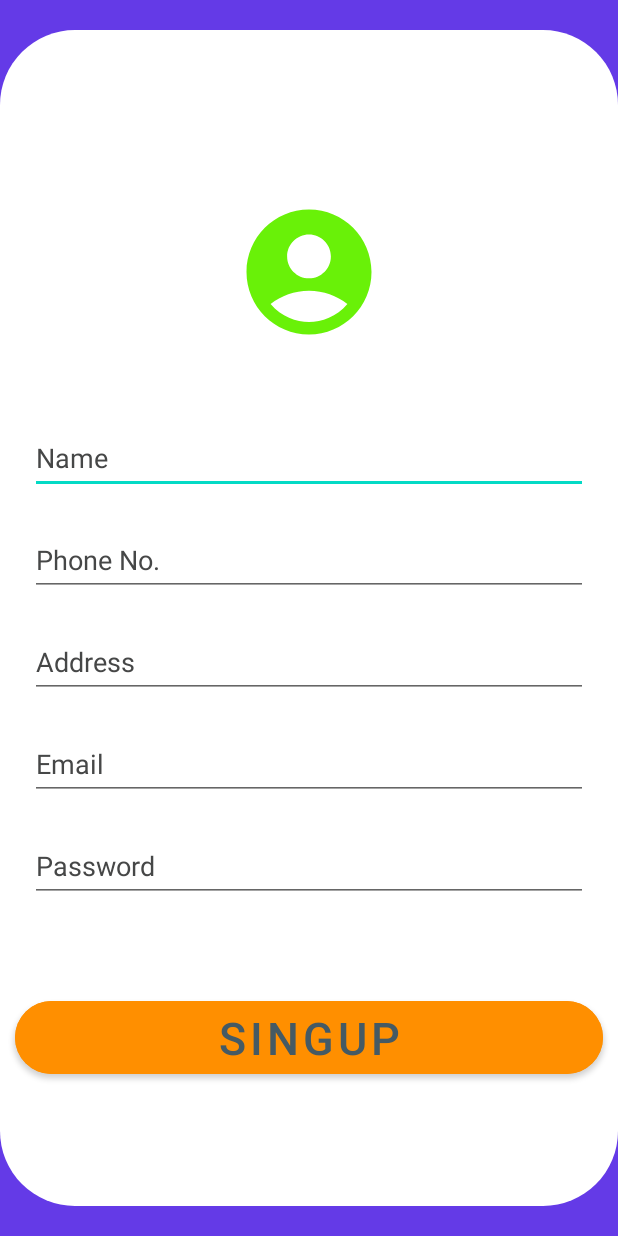
After one commit to AnkushChauhan-10/Waste_Management, an Android app: the SingUpActivity screen opened directly, with no data from a screen before it, on a phone screen of 412 x 824 dp. The commit adds this screen. Run offline under Robolectric (Android 15) with nearby library versions, the phone set to English and light mode, and no system bars.

Commit message:
commit second(Login and SingUP activity)

```diff
--- a/app/src/main/AndroidManifest.xml
+++ b/app/src/main/AndroidManifest.xml
@@ -14,6 +14,12 @@
         android:theme="@style/Theme.WasteManagement"
         tools:targetApi="31">
         <activity
+            android:name=".SingUpActivity"
+            android:exported="false" />
+        <activity
+            android:name=".SingInActivity"
+            android:exported="false" />
+        <activity
             android:name=".dashboard"
             android:exported="false" />
         <activity
--- a/app/src/main/java/com/example/wastemanagement/MainActivity.kt
+++ b/app/src/main/java/com/example/wastemanagement/MainActivity.kt
@@ -97,7 +97,7 @@ class MainActivity : AppCompatActivity() {
         }
     }
     private fun navigateToDashboard(){
-        startActivity(Intent(this,dashboard::class.java))
+        startActivity(Intent(this,SingInActivity::class.java))
         finish()
     }
     private fun setCurrentIndicator(position:Int){
--- /dev/null
+++ b/app/src/main/java/com/example/wastemanagement/SingUpActivity.kt
@@ -0,0 +1,11 @@
+package com.example.wastemanagement
+
+import androidx.appcompat.app.AppCompatActivity
+import android.os.Bundle
+
+class SingUpActivity : AppCompatActivity() {
+    override fun onCreate(savedInstanceState: Bundle?) {
+        super.onCreate(savedInstanceState)
+        setContentView(R.layout.activity_sing_up)
+    }
+}
--- /dev/null
+++ b/app/src/main/res/drawable/ic_round_account_circle_24.xml
@@ -0,0 +1,5 @@
+<vector android:height="24dp" android:tint="#69F108"
+    android:viewportHeight="24" android:viewportWidth="24"
+    android:width="24dp" xmlns:android="http://schemas.android.com/apk/res/android">
+    <path android:fillColor="@android:color/white" android:pathData="M12,2C6.48,2 2,6.48 2,12s4.48,10 10,10s10,-4.48 10,-10S17.52,2 12,2zM12,6c1.93,0 3.5,1.57 3.5,3.5S13.93,13 12,13s-3.5,-1.57 -3.5,-3.5S10.07,6 12,6zM12,20c-2.03,0 -4.43,-0.82 -6.14,-2.88C7.55,15.8 9.68,15 12,15s4.45,0.8 6.14,2.12C16.43,19.18 14.03,20 12,20z"/>
+</vector>
--- /dev/null
+++ b/app/src/main/res/drawable/icon_singin_background.xml
@@ -0,0 +1,8 @@
+<?xml version="1.0" encoding="utf-8"?>
+<shape xmlns:android="http://schemas.android.com/apk/res/android"
+    android:shape="rectangle">
+
+    <solid android:color="@color/custom_color_background"/>
+    <corners android:radius="50dp"/>
+
+</shape>
--- /dev/null
+++ b/app/src/main/res/layout/activity_sing_up.xml
@@ -0,0 +1,111 @@
+<?xml version="1.0" encoding="utf-8"?>
+<androidx.constraintlayout.widget.ConstraintLayout xmlns:android="http://schemas.android.com/apk/res/android"
+    xmlns:app="http://schemas.android.com/apk/res-auto"
+    xmlns:tools="http://schemas.android.com/tools"
+    android:layout_width="match_parent"
+    android:background="@color/custom_color_primary"
+    android:layout_height="match_parent"
+    tools:context=".SingUpActivity">
+
+    <LinearLayout
+        android:layout_width="match_parent"
+        android:layout_height="0dp"
+        android:orientation="vertical"
+        android:background="@drawable/icon_singin_background"
+        android:layout_marginTop="20dp"
+        android:layout_marginBottom="20dp"
+        android:gravity="center"
+        app:layout_constraintBottom_toBottomOf="parent"
+        app:layout_constraintTop_toTopOf="parent">
+
+        <ImageView
+            android:layout_marginTop="40dp"
+            android:layout_width="100dp"
+            android:layout_height="100dp"
+            android:src="@drawable/ic_round_account_circle_24"
+            tools:ignore="ImageContrastCheck" />
+
+        <EditText
+            android:id="@+id/nameSingUp"
+            android:layout_width="match_parent"
+            android:layout_height="wrap_content"
+            android:layout_marginStart="20dp"
+            android:layout_marginEnd="20dp"
+            android:layout_marginTop="50dp"
+            android:hint="@string/name"
+            android:textColor="@color/custom_color_text_primary"
+            android:minHeight="48dp"
+            android:autofillHints=""
+            android:textColorHint="@color/custom_color_text_secondary"
+            android:inputType="text" />
+        <EditText
+            android:id="@+id/phoneSingUp"
+            android:layout_width="match_parent"
+            android:layout_height="wrap_content"
+            android:layout_marginStart="20dp"
+            android:layout_marginEnd="20dp"
+            android:layout_marginTop="20dp"
+            android:hint="@string/phone_no"
+            android:textColor="@color/custom_color_text_primary"
+            android:minHeight="48dp"
+            android:autofillHints=""
+            android:textColorHint="@color/custom_color_text_secondary"
+            android:inputType="phone" />
+        <EditText
+            android:id="@+id/addressSingUp"
+            android:layout_width="match_parent"
+            android:layout_height="wrap_content"
+            android:layout_marginStart="20dp"
+            android:layout_marginEnd="20dp"
+            android:layout_marginTop="20dp"
+            android:hint="@string/address"
+            android:textColor="@color/custom_color_text_primary"
+            android:minHeight="48dp"
+            android:autofillHints=""
+            android:textColorHint="@color/custom_color_text_secondary"
+            android:inputType="text" />
+        <EditText
+            android:id="@+id/emailSingUp"
+            android:layout_width="match_parent"
+            android:layout_height="wrap_content"
+            android:layout_marginStart="20dp"
+            android:layout_marginEnd="20dp"
+            android:layout_marginTop="20dp"
+            android:hint="@string/email"
+            android:textColor="@color/custom_color_text_primary"
+            android:minHeight="48dp"
+            android:autofillHints=""
+            android:textColorHint="@color/custom_color_text_secondary"
+            android:inputType="textEmailAddress" />
+        <EditText
+            android:id="@+id/passwordSingUp"
+            android:layout_width="match_parent"
+            android:layout_height="wrap_content"
+            android:layout_marginStart="20dp"
+            android:layout_marginTop="20dp"
+            android:layout_marginEnd="20dp"
+            android:autofillHints=""
+            android:textColor="@color/custom_color_text_primary"
+            android:hint="@string/password"
+            android:inputType="textPassword"
+            android:minHeight="48dp"
+            android:textColorHint="@color/custom_color_text_secondary" />
+
+        <com.google.android.material.button.MaterialButton
+            android:id="@+id/sinInButton"
+            android:layout_width="match_parent"
+            android:layout_height="wrap_content"
+            android:layout_marginStart="10dp"
+            android:layout_marginTop="60dp"
+            android:layout_marginEnd="10dp"
+            android:layout_marginBottom="10dp"
+            android:backgroundTint="@color/custom_color_secondary"
+            android:contentDescription="@string/app_name"
+            android:gravity="center"
+            android:text="@string/singup"
+            android:textColor="#455A64"
+            android:textSize="30sp"
+            app:cornerRadius="40dp" />
+    </LinearLayout>
+
+</androidx.constraintlayout.widget.ConstraintLayout>
--- a/app/src/main/res/values/strings.xml
+++ b/app/src/main/res/values/strings.xml
@@ -2,4 +2,11 @@
     <string name="app_name">Waste Management</string>
     <string name="get_start">Get Start</string>
     <string name="skip">Skip</string>
+    <string name="email">Email</string>
+    <string name="password">Password</string>
+    <string name="not_a_member_yet_singUp">Not a member yet? SingUp</string>
+    <string name="name">Name</string>
+    <string name="phone_no">Phone No.</string>
+    <string name="address">Address</string>
+    <string name="singup">SingUp</string>
 </resources>
```
Also changed, not shown: app/src/main/java/com/example/wastemanagement/SingInActivity.kt (added, +17 -0 lines), app/src/main/res/layout/activity_sing_in.xml (added, +84 -0 lines).
